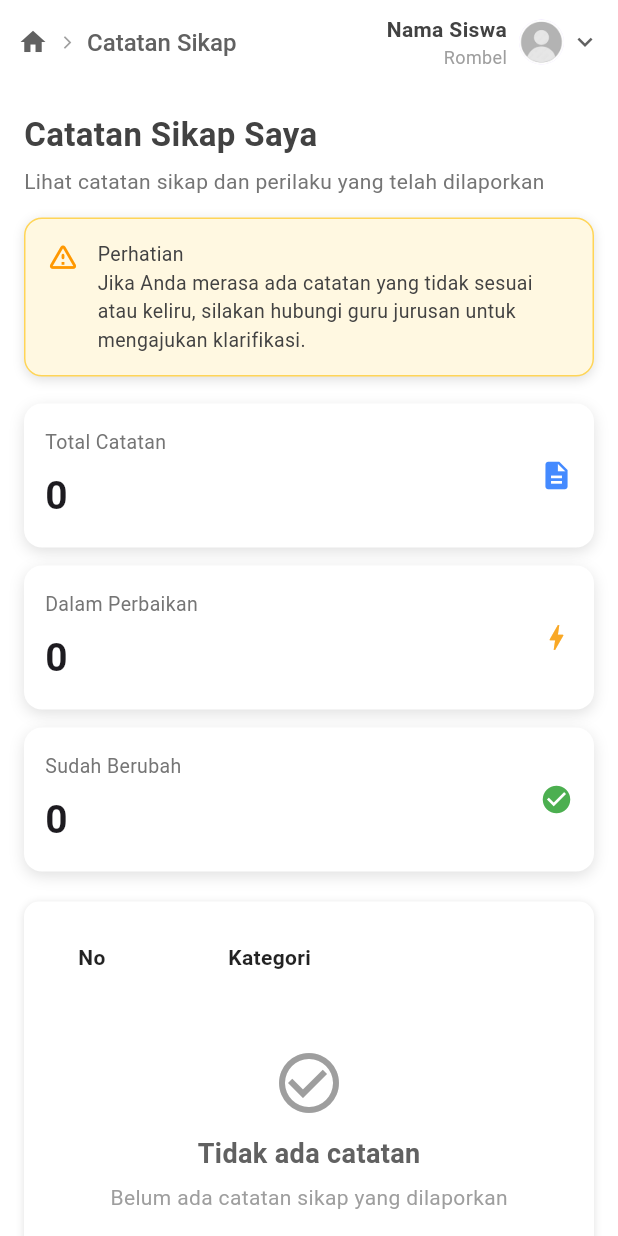
After one commit to GeoRizkiNugroho/jurnalku_mobile, a Flutter app: the CatatanSikapPage screen opened directly, on a phone screen of 412 x 824 dp. The commit adds this screen. Run offline on Flutter 3.47's test engine with Material 3 defaults, Android fonts, the phone set to English and light mode, and no system bars.

Commit message:
catatan sikap

```diff
--- /dev/null
+++ b/lib/catatansikap_page.dart
@@ -0,0 +1,371 @@
+import 'package:flutter/material.dart';
+
+class CatatanSikapPage extends StatelessWidget {
+  const CatatanSikapPage({super.key});
+
+  @override
+  Widget build(BuildContext context) {
+    return Scaffold(
+      backgroundColor: Colors.white,
+      appBar: AppBar(
+        backgroundColor: Colors.white,
+        elevation: 0,
+        automaticallyImplyLeading: false,
+        titleSpacing: 12,
+        title: Row(
+          children: [
+            Icon(Icons.home, color: Colors.grey[700], size: 20),
+            const SizedBox(width: 8),
+            Icon(Icons.arrow_forward_ios, color: Colors.grey[500], size: 10),
+            const SizedBox(width: 8),
+            Text(
+              "Catatan Sikap",
+              style: TextStyle(
+                color: Colors.grey[700],
+                fontSize: 16,
+                fontWeight: FontWeight.w500,
+              ),
+            ),
+          ],
+        ),
+        actions: [
+          Padding(
+            padding: const EdgeInsets.only(right: 12.0),
+            child: Row(
+              children: [
+                Column(
+                  mainAxisAlignment: MainAxisAlignment.center,
+                  crossAxisAlignment: CrossAxisAlignment.end,
+                  children: [
+                    Text(
+                      "Nama Siswa",
+                      style: TextStyle(
+                        color: Colors.grey[800],
+                        fontSize: 14,
+                        fontWeight: FontWeight.w600,
+                      ),
+                    ),
+                    Text(
+                      "Rombel",
+                      style: TextStyle(color: Colors.grey, fontSize: 12),
+                    ),
+                  ],
+                ),
+                const SizedBox(width: 8),
+                CircleAvatar(
+                  radius: 15,
+                  backgroundImage: AssetImage("assets/images/profile.png"),
+                ),
+                const SizedBox(width: 4),
+                Icon(
+                  Icons.keyboard_arrow_down,
+                  color: Colors.grey[700],
+                  size: 20,
+                ),
+              ],
+            ),
+          ),
+        ],
+      ),
+
+      body: SingleChildScrollView(
+        child: Padding(
+          padding: const EdgeInsets.symmetric(horizontal: 16.0, vertical: 18),
+          child: Column(
+            crossAxisAlignment: CrossAxisAlignment.start,
+            children: [
+              Text(
+                "Catatan Sikap Saya",
+                style: TextStyle(
+                  fontSize: 22,
+                  fontWeight: FontWeight.bold,
+                  color: Colors.grey[800],
+                ),
+              ),
+              const SizedBox(height: 6),
+              Text(
+                "Lihat catatan sikap dan perilaku yang telah dilaporkan",
+                style: TextStyle(fontSize: 14, color: Colors.grey[600]),
+              ),
+              const SizedBox(height: 14),
+
+              Container(
+                width: double.infinity,
+                padding: const EdgeInsets.all(14),
+                decoration: BoxDecoration(
+                  color: Colors.amber[50],
+                  borderRadius: BorderRadius.circular(12),
+                  border: Border.all(
+                    color: const Color.fromARGB(255, 255, 213, 87),
+                  ),
+                  boxShadow: [
+                    BoxShadow(
+                      color: Colors.black12,
+                      blurRadius: 6,
+                      offset: Offset(0, 2),
+                    ),
+                  ],
+                ),
+                child: Row(
+                  crossAxisAlignment: CrossAxisAlignment.start,
+                  children: [
+                    Icon(
+                      Icons.warning_amber_rounded,
+                      color: Colors.orange,
+                      size: 22,
+                    ),
+                    const SizedBox(width: 12),
+                    Expanded(
+                      child: Text(
+                        "Perhatian\nJika Anda merasa ada catatan yang tidak sesuai atau keliru, silakan hubungi guru jurusan untuk mengajukan klarifikasi.",
+                        style: TextStyle(color: Colors.grey[800], fontSize: 13),
+                      ),
+                    ),
+                  ],
+                ),
+              ),
+
+              const SizedBox(height: 18),
+
+              Container(
+                padding: const EdgeInsets.symmetric(
+                  vertical: 16,
+                  horizontal: 14,
+                ),
+                decoration: BoxDecoration(
+                  color: Colors.white,
+                  borderRadius: BorderRadius.circular(12),
+                  boxShadow: [
+                    BoxShadow(
+                      color: Colors.black12,
+                      blurRadius: 8,
+                      offset: Offset(0, 3),
+                    ),
+                  ],
+                ),
+                child: Row(
+                  children: [
+                    Expanded(
+                      child: Column(
+                        crossAxisAlignment: CrossAxisAlignment.start,
+                        children: [
+                          Text(
+                            "Total Catatan",
+                            style: TextStyle(
+                              fontSize: 13,
+                              color: Colors.grey[600],
+                            ),
+                          ),
+                          const SizedBox(height: 8),
+                          Text(
+                            "0",
+                            style: TextStyle(
+                              fontSize: 26,
+                              fontWeight: FontWeight.bold,
+                            ),
+                          ),
+                        ],
+                      ),
+                    ),
+                    Icon(Icons.description, color: Colors.blueAccent, size: 22),
+                  ],
+                ),
+              ),
+
+              const SizedBox(height: 12),
+
+              Container(
+                padding: const EdgeInsets.symmetric(
+                  vertical: 16,
+                  horizontal: 14,
+                ),
+                decoration: BoxDecoration(
+                  color: Colors.white,
+                  borderRadius: BorderRadius.circular(12),
+                  boxShadow: [
+                    BoxShadow(
+                      color: Colors.black12,
+                      blurRadius: 8,
+                      offset: Offset(0, 3),
+                    ),
+                  ],
+                ),
+                child: Row(
+                  children: [
+                    Expanded(
+                      child: Column(
+                        crossAxisAlignment: CrossAxisAlignment.start,
+                        children: [
+                          Text(
+                            "Dalam Perbaikan",
+                            style: TextStyle(
+                              fontSize: 13,
+                              color: Colors.grey[600],
+                            ),
+                          ),
+                          const SizedBox(height: 8),
+                          Text(
+                            "0",
+                            style: TextStyle(
+                              fontSize: 26,
+                              fontWeight: FontWeight.bold,
+                            ),
+                          ),
+                        ],
+                      ),
+                    ),
+                    Icon(Icons.bolt, color: Colors.yellow[800], size: 22),
+                  ],
+                ),
+              ),
+
+              const SizedBox(height: 12),
+
+              Container(
+                padding: const EdgeInsets.symmetric(
+                  vertical: 16,
+                  horizontal: 14,
+                ),
+                decoration: BoxDecoration(
+                  color: Colors.white,
+                  borderRadius: BorderRadius.circular(12),
+                  boxShadow: [
+                    BoxShadow(
+                      color: Colors.black12,
+                      blurRadius: 8,
+                      offset: Offset(0, 3),
+                    ),
+                  ],
+                ),
+                child: Row(
+                  children: [
+                    Expanded(
+                      child: Column(
+                        crossAxisAlignment: CrossAxisAlignment.start,
+                        children: [
+                          Text(
+                            "Sudah Berubah",
+                            style: TextStyle(
+                              fontSize: 13,
+                              color: Colors.grey[600],
+                            ),
+                          ),
+                          const SizedBox(height: 8),
+                          Text(
+                            "0",
+                            style: TextStyle(
+                              fontSize: 26,
+                              fontWeight: FontWeight.bold,
+                            ),
+                          ),
+                        ],
+                      ),
+                    ),
+                    Icon(Icons.check_circle, color: Colors.green, size: 22),
+                  ],
+                ),
+              ),
+
+              const SizedBox(height: 20),
+
+              Container(
+                width: double.infinity,
+                padding: const EdgeInsets.all(12),
+                decoration: BoxDecoration(
+                  color: Colors.white,
+                  borderRadius: BorderRadius.circular(10),
+                  boxShadow: [
+                    BoxShadow(
+                      color: Colors.black12,
+                      blurRadius: 4,
+                      offset: Offset(0, 1),
+                    ),
+                  ],
+                ),
+                child: Column(
+                  children: [
+                    SingleChildScrollView(
+                      scrollDirection: Axis.horizontal,
+                      child: DataTable(
+                        headingRowHeight: 50,
+                        dataRowHeight: 60,
+                        columnSpacing: 40,
+                        headingTextStyle: const TextStyle(
+                          fontWeight: FontWeight.bold,
+                          fontSize: 14,
+                          color: Colors.black87,
+                        ),
+                        columns: const [
+                          DataColumn(
+                            label: SizedBox(width: 60, child: Text("No")),
+                          ),
+                          DataColumn(
+                            label: SizedBox(
+                              width: 200,
+                              child: Text("Kategori"),
+                            ),
+                          ),
+                          DataColumn(
+                            label: SizedBox(width: 350, child: Text("Catatan")),
+                          ),
+                          DataColumn(
+                            label: SizedBox(width: 180, child: Text("Status")),
+                          ),
+                          DataColumn(
+                            label: SizedBox(
+                              width: 200,
+                              child: Text("Dilaporkan"),
+                            ),
+                          ),
+                          DataColumn(
+                            label: SizedBox(
+                              width: 220,
+                              child: Text("Update Terakhir"),
+                            ),
+                          ),
+                          DataColumn(
+                            label: SizedBox(width: 120, child: Text("Aksi")),
+                          ),
+                        ],
+                        rows: const [],
+                      ),
+                    ),
+
+                    const SizedBox(height: 35),
+
+                    Column(
+                      children: [
+                        Icon(
+                          Icons.check_circle_outline,
+                          size: 48,
+                          color: Colors.grey[500],
+                        ),
+                        const SizedBox(height: 10),
+                        Text(
+                          "Tidak ada catatan",
+                          style: TextStyle(
+                            fontSize: 18,
+                            color: Colors.grey[700],
+                            fontWeight: FontWeight.w600,
+                          ),
+                        ),
+                        const SizedBox(height: 6),
+                        Text(
+                          "Belum ada catatan sikap yang dilaporkan",
+                          style: TextStyle(color: Colors.grey[500]),
+                        ),
+                        const SizedBox(height: 20),
+                      ],
+                    ),
+                  ],
+                ),
+              ),
+
+              const SizedBox(height: 25),
+            ],
+          ),
+        ),
+      ),
+    );
+  }
+}
--- a/lib/main.dart
+++ b/lib/main.dart
@@ -10,6 +10,7 @@ class MyApp extends StatelessWidget {
   Widget build(BuildContext context) {
     return MaterialApp(
       title: 'Jurnalku Mobile',
+      debugShowCheckedModeBanner: false,
       home: LoginPage(),
     );
   }
--- a/pubspec.yaml
+++ b/pubspec.yaml
@@ -58,7 +58,8 @@ flutter:
   uses-material-design: true
 
   # To add assets to your application, add an assets section, like this:
-  # assets:
+  assets:
+  - assets/images/
   #   - images/a_dot_burr.jpeg
   #   - images/a_dot_ham.jpeg
 
```
Also changed, not shown: assets/images/profile.png (added).
